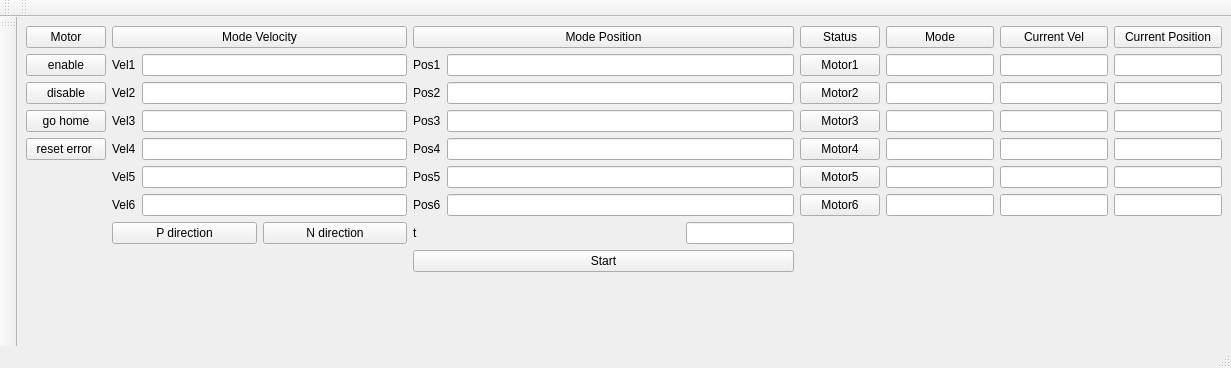
This is src/ros2_qt1_demo/ui/mainwindow.ui in theanh2507/ros2_ws1_ethercat_communicate as Qt 5 draws it before an edit. The edited form follows.
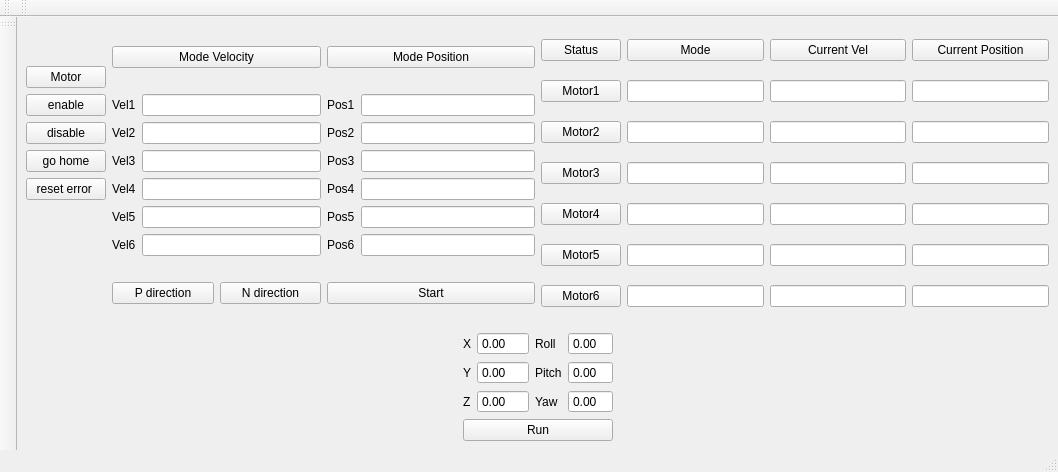
This is the edited form.

```diff
--- a/src/ros2_qt1_demo/ui/mainwindow.ui
+++ b/src/ros2_qt1_demo/ui/mainwindow.ui
@@ -6,23 +6,44 @@
    <rect>
     <x>0</x>
     <y>0</y>
-    <width>1231</width>
-    <height>368</height>
+    <width>1058</width>
+    <height>472</height>
    </rect>
   </property>
+  <property name="sizePolicy">
+   <sizepolicy hsizetype="Minimum" vsizetype="Preferred">
+    <horstretch>0</horstretch>
+    <verstretch>0</verstretch>
+   </sizepolicy>
+  </property>
   <property name="windowTitle">
    <string>MainWindow</string>
   </property>
   <widget class="QWidget" name="centralwidget">
    <layout class="QGridLayout" name="gridLayout">
     <item row="0" column="0">
+     <layout class="QVBoxLayout" name="verticalLayout_18">
+      <item>
      <layout class="QHBoxLayout" name="horizontalLayout_7">
       <item>
-       <layout class="QHBoxLayout" name="horizontalLayout_8">
-        <item>
          <layout class="QHBoxLayout" name="horizontalLayout_5">
           <item>
+           <layout class="QVBoxLayout" name="verticalLayout_16">
+            <item>
            <layout class="QVBoxLayout" name="verticalLayout">
+              <item>
+               <spacer name="verticalSpacer">
+                <property name="orientation">
+                 <enum>Qt::Vertical</enum>
+                </property>
+                <property name="sizeHint" stdset="0">
+                 <size>
+                  <width>20</width>
+                  <height>40</height>
+                 </size>
+                </property>
+               </spacer>
+              </item>
             <item>
              <widget class="QPushButton" name="pushButton">
               <property name="text">
@@ -58,8 +79,10 @@
               </property>
              </widget>
             </item>
+             </layout>
+            </item>
             <item>
-             <spacer name="verticalSpacer_3">
+             <spacer name="verticalSpacer_2">
               <property name="orientation">
                <enum>Qt::Vertical</enum>
               </property>
@@ -73,10 +96,6 @@
             </item>
            </layout>
           </item>
-         </layout>
-        </item>
-        <item>
-         <layout class="QVBoxLayout" name="verticalLayout_8">
           <item>
            <layout class="QVBoxLayout" name="verticalLayout_4">
             <item>
@@ -179,23 +198,6 @@
            </layout>
           </item>
           <item>
-           <spacer name="verticalSpacer">
-            <property name="orientation">
-             <enum>Qt::Vertical</enum>
-            </property>
-            <property name="sizeHint" stdset="0">
-             <size>
-              <width>20</width>
-              <height>40</height>
-             </size>
-            </property>
-           </spacer>
-          </item>
-         </layout>
-        </item>
-       </layout>
-      </item>
-      <item>
        <layout class="QVBoxLayout" name="verticalLayout_7">
         <item>
          <widget class="QPushButton" name="pushButton_7">
@@ -276,27 +278,6 @@
           </item>
          </layout>
         </item>
-        <item>
-         <layout class="QHBoxLayout" name="horizontalLayout_3">
-          <item>
-           <widget class="QLabel" name="label_3">
-            <property name="text">
-             <string>t</string>
-            </property>
-           </widget>
-          </item>
-          <item>
-           <widget class="QLineEdit" name="lineEdit_3">
-            <property name="sizePolicy">
-             <sizepolicy hsizetype="Fixed" vsizetype="Fixed">
-              <horstretch>1</horstretch>
-              <verstretch>0</verstretch>
-             </sizepolicy>
-            </property>
-           </widget>
-          </item>
-         </layout>
-        </item>
         <item>
          <widget class="QPushButton" name="pushButton_9">
           <property name="text">
@@ -304,23 +285,10 @@
           </property>
          </widget>
         </item>
-        <item>
-         <spacer name="verticalSpacer_2">
-          <property name="orientation">
-           <enum>Qt::Vertical</enum>
-          </property>
-          <property name="sizeHint" stdset="0">
-           <size>
-            <width>20</width>
-            <height>40</height>
-           </size>
-          </property>
-         </spacer>
+           </layout>
         </item>
        </layout>
       </item>
-      <item>
-       <layout class="QVBoxLayout" name="verticalLayout_13">
         <item>
          <layout class="QHBoxLayout" name="horizontalLayout_6" stretch="0,1,1,1">
           <item>
@@ -472,15 +440,191 @@
           </item>
          </layout>
         </item>
+       </layout>
+      </item>
         <item>
-         <spacer name="verticalSpacer_4">
+       <layout class="QHBoxLayout" name="horizontalLayout_10">
+        <item>
+         <spacer name="horizontalSpacer">
           <property name="orientation">
-           <enum>Qt::Vertical</enum>
+           <enum>Qt::Horizontal</enum>
           </property>
           <property name="sizeHint" stdset="0">
            <size>
-            <width>20</width>
-            <height>40</height>
+            <width>40</width>
+            <height>20</height>
+           </size>
+          </property>
+         </spacer>
+        </item>
+        <item>
+         <layout class="QVBoxLayout" name="verticalLayout_17">
+          <item>
+           <layout class="QHBoxLayout" name="horizontalLayout_9">
+            <item>
+             <layout class="QHBoxLayout" name="horizontalLayout_3">
+              <item>
+               <layout class="QVBoxLayout" name="verticalLayout_14">
+                <item>
+                 <widget class="QLabel" name="label_3">
+                  <property name="text">
+                   <string>X</string>
+                  </property>
+                 </widget>
+                </item>
+                <item>
+                 <widget class="QLabel" name="label_14">
+                  <property name="text">
+                   <string>Y</string>
+                  </property>
+                 </widget>
+                </item>
+                <item>
+                 <widget class="QLabel" name="label_15">
+                  <property name="text">
+                   <string>Z</string>
+                  </property>
+                 </widget>
+                </item>
+               </layout>
+              </item>
+              <item>
+               <layout class="QVBoxLayout" name="verticalLayout_8">
+                <item>
+                 <widget class="QDoubleSpinBox" name="doubleSpinBox">
+                  <property name="buttonSymbols">
+                   <enum>QAbstractSpinBox::NoButtons</enum>
+                  </property>
+                  <property name="minimum">
+                   <double>-250.000000000000000</double>
+                  </property>
+                  <property name="maximum">
+                   <double>250.000000000000000</double>
+                  </property>
+                 </widget>
+                </item>
+                <item>
+                 <widget class="QDoubleSpinBox" name="doubleSpinBox_2">
+                  <property name="buttonSymbols">
+                   <enum>QAbstractSpinBox::NoButtons</enum>
+                  </property>
+                  <property name="minimum">
+                   <double>-250.000000000000000</double>
+                  </property>
+                  <property name="maximum">
+                   <double>250.000000000000000</double>
+                  </property>
+                 </widget>
+                </item>
+                <item>
+                 <widget class="QDoubleSpinBox" name="doubleSpinBox_3">
+                  <property name="buttonSymbols">
+                   <enum>QAbstractSpinBox::NoButtons</enum>
+                  </property>
+                  <property name="minimum">
+                   <double>-190.000000000000000</double>
+                  </property>
+                  <property name="maximum">
+                   <double>200.000000000000000</double>
+                  </property>
+                 </widget>
+                </item>
+               </layout>
+              </item>
+             </layout>
+            </item>
+            <item>
+             <layout class="QHBoxLayout" name="horizontalLayout_8">
+              <item>
+               <layout class="QVBoxLayout" name="verticalLayout_13">
+                <item>
+                 <widget class="QLabel" name="label_16">
+                  <property name="text">
+                   <string>Roll</string>
+                  </property>
+                 </widget>
+                </item>
+                <item>
+                 <widget class="QLabel" name="label_17">
+                  <property name="text">
+                   <string>Pitch</string>
+                  </property>
+                 </widget>
+                </item>
+                <item>
+                 <widget class="QLabel" name="label_18">
+                  <property name="text">
+                   <string>Yaw</string>
+                  </property>
+                 </widget>
+                </item>
+               </layout>
+              </item>
+              <item>
+               <layout class="QVBoxLayout" name="verticalLayout_15">
+                <item>
+                 <widget class="QDoubleSpinBox" name="doubleSpinBox_4">
+                  <property name="buttonSymbols">
+                   <enum>QAbstractSpinBox::NoButtons</enum>
+                  </property>
+                  <property name="minimum">
+                   <double>-20.000000000000000</double>
+                  </property>
+                  <property name="maximum">
+                   <double>20.000000000000000</double>
+                  </property>
+                 </widget>
+                </item>
+                <item>
+                 <widget class="QDoubleSpinBox" name="doubleSpinBox_5">
+                  <property name="buttonSymbols">
+                   <enum>QAbstractSpinBox::NoButtons</enum>
+                  </property>
+                  <property name="minimum">
+                   <double>-20.000000000000000</double>
+                  </property>
+                  <property name="maximum">
+                   <double>20.000000000000000</double>
+                  </property>
+                 </widget>
+                </item>
+                <item>
+                 <widget class="QDoubleSpinBox" name="doubleSpinBox_6">
+                  <property name="buttonSymbols">
+                   <enum>QAbstractSpinBox::NoButtons</enum>
+                  </property>
+                  <property name="minimum">
+                   <double>-60.000000000000000</double>
+                  </property>
+                  <property name="maximum">
+                   <double>60.000000000000000</double>
+                  </property>
+                 </widget>
+                </item>
+               </layout>
+              </item>
+             </layout>
+            </item>
+           </layout>
+          </item>
+          <item>
+           <widget class="QPushButton" name="pushButton_21">
+            <property name="text">
+             <string>Run</string>
+            </property>
+           </widget>
+          </item>
+         </layout>
+        </item>
+        <item>
+         <spacer name="horizontalSpacer_2">
+          <property name="orientation">
+           <enum>Qt::Horizontal</enum>
+          </property>
+          <property name="sizeHint" stdset="0">
+           <size>
+            <width>40</width>
+            <height>20</height>
            </size>
           </property>
          </spacer>
```
Left out of the diff: 2 changed lines with no effect on the pictures. Lines whose indentation alone changed are shown as unchanged.
